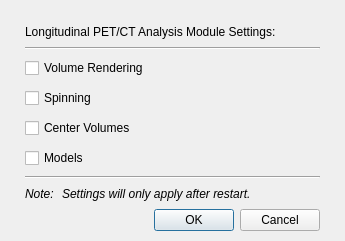
Qt form Resources/UI/qSlicerLongitudinalPETCTModuleSettingsDialog.ui (paulcm/LongitudinalPETCT) before a commit.
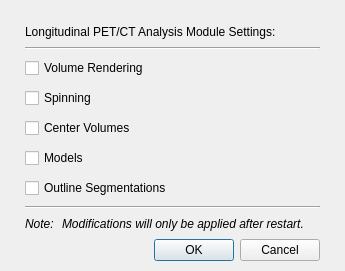
The same form after that commit. Icons and pictures are not drawn.

Commit message: ENH: Added label outline general setting to module

Diff of the .ui file:
```diff
--- a/Resources/UI/qSlicerLongitudinalPETCTModuleSettingsDialog.ui
+++ b/Resources/UI/qSlicerLongitudinalPETCTModuleSettingsDialog.ui
@@ -7,7 +7,7 @@
     <x>0</x>
     <y>0</y>
     <width>345</width>
-    <height>220</height>
+    <height>259</height>
    </rect>
   </property>
   <property name="sizePolicy">
@@ -113,6 +113,20 @@
        </property>
       </widget>
      </item>
+     <item>
+      <widget class="QCheckBox" name="CheckBoxOutlineSegmentations">
+       <property name="toolTip">
+        <string>Select whether segmentations should be just outlined or remain filled.</string>
+       </property>
+       <property name="text">
+        <string>Outline Segmentations</string>
+       </property>
+       <property name="icon">
+        <iconset resource="../qSlicerLongitudinalPETCTModule.qrc">
+         <normaloff>:/Icons/SlicesLabelOutline.png</normaloff>:/Icons/SlicesLabelOutline.png</iconset>
+       </property>
+      </widget>
+     </item>
     </layout>
    </item>
    <item>
@@ -149,7 +163,7 @@
         <string notr="true">font-style: italic;</string>
        </property>
        <property name="text">
-        <string>Settings will only apply after restart.</string>
+        <string>Modifications will only be applied after restart.</string>
        </property>
        <property name="wordWrap">
         <bool>true</bool>
```
The commit also changes 6 other files.
